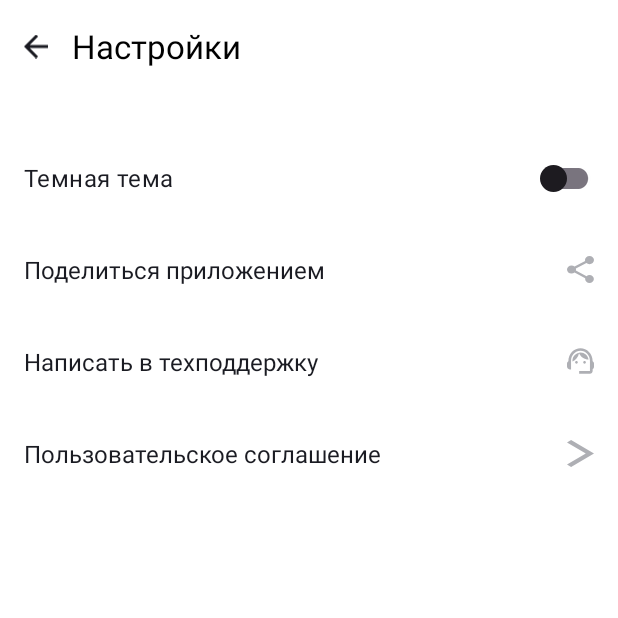
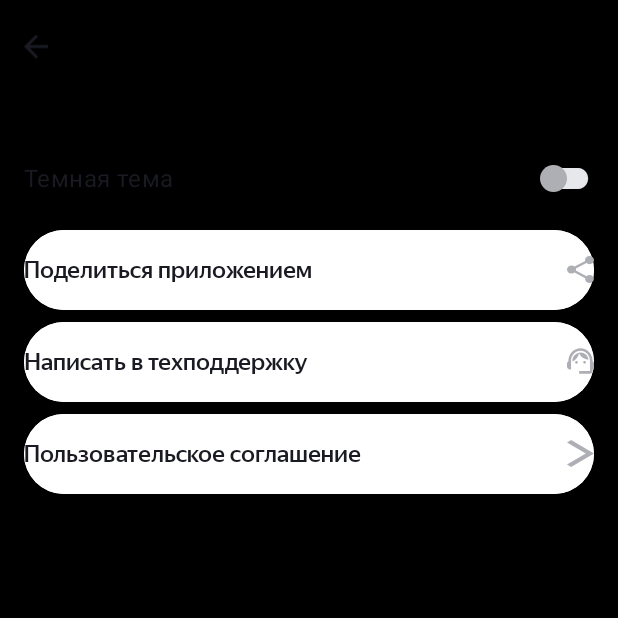
Before and after one commit to Mishhard/PlaylistMaker2, an Android app: the SettingsActivity screen opened directly, with no data from a screen before it, on a phone screen of 412 x 824 dp, the top half of it. Run offline under Robolectric (Android 15) with nearby library versions, the phone set to English and light mode, and no system bars.

Commit message:
Что-то сделал

```diff
--- a/app/src/main/AndroidManifest.xml
+++ b/app/src/main/AndroidManifest.xml
@@ -10,11 +10,13 @@
         android:label="@string/app_name"
         android:roundIcon="@mipmap/ic_launcher_round"
         android:supportsRtl="true"
-        android:theme="@style/Theme.PlaylistMaker"
+        android:theme="@style/Base.Theme.PlaylistMaker"
         tools:targetApi="31">
         <activity
             android:name=".SettingsActivity"
-            android:exported="false" />
+            android:exported="false"
+            android:theme="@style/Settings.Theme.PlaylistMaker"
+        />
         <activity
             android:name=".SearchActivity"
             android:exported="false" />
--- a/app/src/main/res/layout/activity_settings.xml
+++ b/app/src/main/res/layout/activity_settings.xml
@@ -2,15 +2,12 @@
 <LinearLayout xmlns:android="http://schemas.android.com/apk/res/android"
     xmlns:app="http://schemas.android.com/apk/res-auto"
     xmlns:tools="http://schemas.android.com/tools"
-    android:layout_width="match_parent"
-    android:layout_height="match_parent"
-    android:background="@color/white"
-    android:orientation="vertical"
-    android:padding="@dimen/main_padding">
+    style="@style/LinearLayout">
 
     <FrameLayout
         android:layout_width="match_parent"
-        android:layout_height="wrap_content">
+        android:layout_height="wrap_content"
+>
 
         <LinearLayout
             android:layout_width="match_parent"
@@ -26,10 +23,9 @@
             <TextView
                 android:layout_width="wrap_content"
                 android:layout_height="match_parent"
-                android:layout_gravity="start"
                 android:text="@string/settings"
                 android:textColor="@color/black"
-                android:textSize="@dimen/window_title" />
+                style="@style/TextView" />
         </LinearLayout>
 
     </FrameLayout>
@@ -48,68 +44,32 @@
             android:textSize="@dimen/settings_list_font_size"
             android:thumb="@drawable/knob"
             android:track="@drawable/track"
+            app:thumbTint="@color/light_gray"
+            app:trackTint="@color/track_light_gray"
             tools:ignore="UseSwitchCompatOrMaterialXml" />
 
         <Button
-            android:layout_width="match_parent"
-            android:layout_height="@dimen/settings_button"
-
-            android:fontFamily="sans-serif"
-            android:backgroundTint="@color/white"
-            android:gravity="start|center_vertical"
-            android:paddingStart="@dimen/settings_button_padding_left"
-            android:paddingEnd="@dimen/settings_button_padding_right"
-            android:stateListAnimator="@null"
+            xmlns:android="http://schemas.android.com/apk/res/android"
+            xmlns:app="http://schemas.android.com/apk/res-auto"
+            style="@style/SettingsButton"
             android:text="@string/share_app"
-            android:letterSpacing="@dimen/settings_button_letter_spacing"
-            android:textAllCaps="false"
-            android:textColor="@color/dark_gray"
-            android:textSize="@dimen/settings_list_font_size"
             app:icon="@drawable/share"
-            app:iconTint="@color/light_gray"
-            app:iconGravity="end"
-            app:iconSize="@dimen/settings_icon_size"
-            android:layout_gravity="start" />
+            app:iconSize="@dimen/settings_icon_size" />
 
         <Button
-            android:layout_width="match_parent"
-            android:layout_height="@dimen/settings_button"
-
-            android:fontFamily="sans-serif"
-            android:backgroundTint="@color/white"
-            android:gravity="start|center_vertical"
-            android:paddingStart="@dimen/settings_button_padding_left"
-            android:paddingEnd="@dimen/settings_button_padding_right"
-            android:stateListAnimator="@null"
+            xmlns:android="http://schemas.android.com/apk/res/android"
+            xmlns:app="http://schemas.android.com/apk/res-auto"
+            style="@style/SettingsButton"
             android:text="@string/support"
-            android:letterSpacing="@dimen/settings_button_letter_spacing"
-            android:textAllCaps="false"
-            android:textColor="@color/dark_gray"
-            android:textSize="@dimen/settings_list_font_size"
             app:icon="@drawable/group"
-            app:iconTint="@color/light_gray"
-            app:iconGravity="end"
-            app:iconSize="@dimen/settings_icon_size"
-            android:layout_gravity="start" />
+            app:iconSize="@dimen/settings_icon_size" />
 
         <Button
-            android:layout_width="match_parent"
-            android:layout_height="@dimen/settings_button"
-            android:fontFamily="sans-serif"
-            android:backgroundTint="@color/white"
-            android:gravity="start|center_vertical"
-            android:paddingStart="@dimen/settings_button_padding_left"
-            android:paddingEnd="@dimen/settings_button_padding_right"
-            android:stateListAnimator="@null"
+            xmlns:android="http://schemas.android.com/apk/res/android"
+            xmlns:app="http://schemas.android.com/apk/res-auto"
+            style="@style/SettingsButton"
             android:text="@string/user_terms"
-            android:letterSpacing="@dimen/settings_button_letter_spacing"
-            android:textAllCaps="false"
-            android:textColor="@color/dark_gray"
-            android:textSize="@dimen/settings_list_font_size"
-            app:icon="@drawable/vector"
-            app:iconTint="@color/light_gray"
-            app:iconGravity="end"
-            android:layout_gravity="start" />
+            app:icon="@drawable/vector" />
 
     </LinearLayout>
 
--- /dev/null
+++ b/app/src/main/res/values-night/colors.xml
@@ -0,0 +1,4 @@
+<?xml version="1.0" encoding="utf-8"?>
+<resources>
+    <color name="light_blue">#1A1B22</color>
+</resources>
--- /dev/null
+++ b/app/src/main/res/values-night/style.xml
@@ -0,0 +1,5 @@
+<?xml version="1.0" encoding="utf-8"?>
+<resources>
+
+
+</resources>
--- a/app/src/main/res/values-night/themes.xml
+++ b/app/src/main/res/values-night/themes.xml
@@ -1,7 +1,14 @@
 <resources xmlns:tools="http://schemas.android.com/tools">
     <!-- Base application theme. -->
     <style name="Base.Theme.PlaylistMaker" parent="Theme.Material3.DayNight.NoActionBar">
-        <!-- Customize your dark theme here. -->
-        <!-- <item name="colorPrimary">@color/my_dark_primary</item> -->
+        <item name="android:background">@color/dark_gray</item>
+    </style>
+
+    <style name="Settings.Theme.PlaylistMaker" parent="Theme.Material3.DayNight.NoActionBar">
+        <item name="android:background">@color/dark_gray</item>
+        <item name="android:textColor">@color/white</item>
+        <item name="iconTint">@color/white</item>
+        <item name="android:backgroundTint">@color/dark_gray</item>
+
     </style>
 </resources>
--- a/app/src/main/res/values/colors.xml
+++ b/app/src/main/res/values/colors.xml
@@ -5,4 +5,5 @@
     <color name="light_blue">#3772E7</color>
     <color name="dark_gray">#1A1B22</color>
     <color name="light_gray">#AEAFB4</color>
+    <color name="track_light_gray">#E6E8EB</color>
 </resources>
--- /dev/null
+++ b/app/src/main/res/values/style.xml
@@ -0,0 +1,51 @@
+<?xml version="1.0" encoding="utf-8"?>
+<resources>
+    <style name="MainButton">
+        <item name="android:layout_width">match_parent</item>
+        <item name="android:layout_height">0dp</item>
+        <item name="android:layout_marginBottom">@dimen/main_padding</item>
+        <item name="android:layout_weight">1</item>
+        <item name="android:backgroundTint">@color/white</item>
+        <item name="android:textAllCaps">false</item>
+        <item name="android:textColor">@color/dark_gray</item>
+        <item name="android:textSize">@dimen/window_title</item>
+        <item name="iconGravity">textStart</item>
+        <item name="iconPadding">@dimen/icons_padding</item>
+        <item name="iconTint">@color/dark_gray</item>
+        <item name="cornerRadius">@dimen/button_radius</item>
+        <item name="android:fontFamily">@font/ys_display_medium</item>
+    </style>
+
+    <style name="LinearLayout">
+        <item name="android:layout_width">match_parent</item>
+        <item name="android:layout_height">match_parent</item>
+        <item name="android:orientation">vertical</item>
+        <item name="android:padding">@dimen/main_padding</item>
+        <item name="android:background">@color/white</item>
+    </style>
+
+
+    <style name="SettingsButton">
+        <item name="android:layout_width">match_parent</item>
+        <item name="android:layout_height">@dimen/settings_button</item>
+        <item name="android:fontFamily">@font/ys_display_medium</item>
+        <item name="android:gravity">start|center_vertical</item>
+        <item name="android:backgroundTint">@color/white</item>
+        <item name="android:paddingStart">@dimen/settings_button_padding_left</item>
+        <item name="android:paddingEnd">@dimen/settings_button_padding_right</item>
+        <item name="android:stateListAnimator">@null</item>
+        <item name="android:letterSpacing">@dimen/settings_button_letter_spacing</item>
+        <item name="android:textAllCaps">false</item>
+        <item name="android:textColor">@color/dark_gray</item>
+        <item name="android:textSize">@dimen/settings_list_font_size</item>
+        <item name="iconTint">@color/light_gray</item>
+        <item name="iconGravity">end</item>
+        <item name="android:layout_gravity">start</item>
+    </style>
+
+    <style name="TextView">
+        <item name="android:layout_gravity">start</item>
+        <item name="android:textSize">@dimen/window_title</item>
+        <item name="android:fontFamily">@font/ys_display_medium</item>
+    </style>
+</resources>
--- a/app/src/main/res/values/themes.xml
+++ b/app/src/main/res/values/themes.xml
@@ -1,9 +1,15 @@
 <resources xmlns:tools="http://schemas.android.com/tools">
     <!-- Base application theme. -->
     <style name="Base.Theme.PlaylistMaker" parent="Theme.Material3.DayNight.NoActionBar">
-        <!-- Customize your light theme here. -->
-        <!-- <item name="colorPrimary">@color/my_light_primary</item> -->
+
+
     </style>
 
-    <style name="Theme.PlaylistMaker" parent="Base.Theme.PlaylistMaker" />
+    <style name="Settings.Theme.PlaylistMaker" parent="Theme.Material3.DayNight.NoActionBar">
+
+        <item name="android:backgroundTint">@color/black</item>
+        <item name="android:background">@color/black</item>
+
+
+    </style>
 </resources>
```
Also changed, not shown: app/src/main/res/layout/activity_main.xml (+5 -43 lines), app/src/main/res/font/ys_display_medium.ttf (added), app/src/main/res/font/ys_display_regular.ttf (added).
